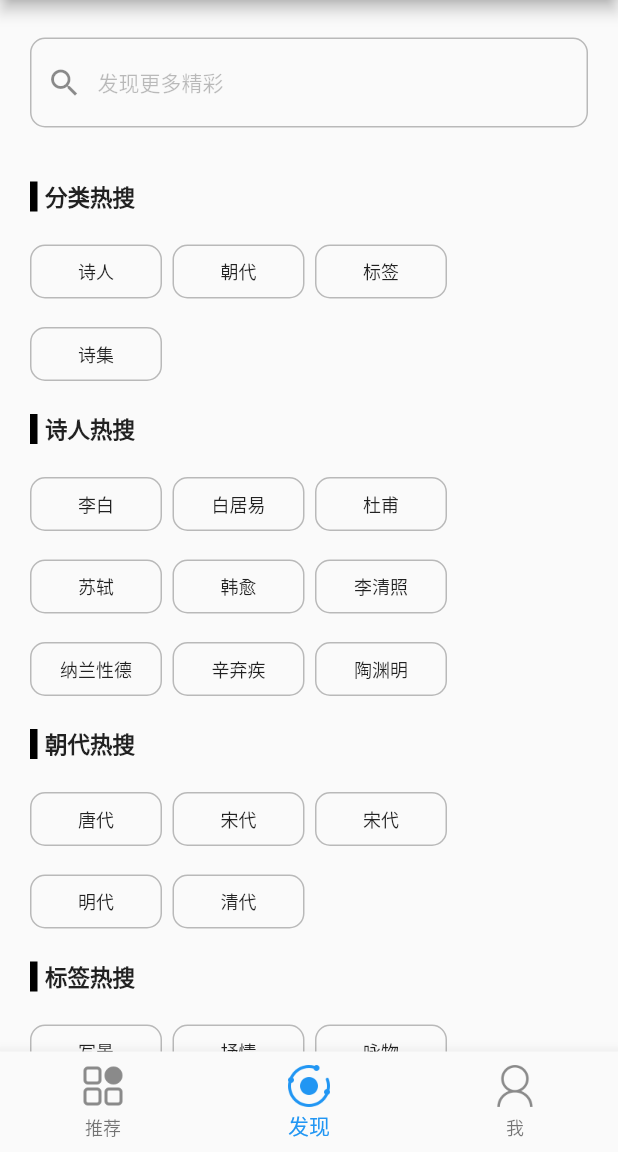
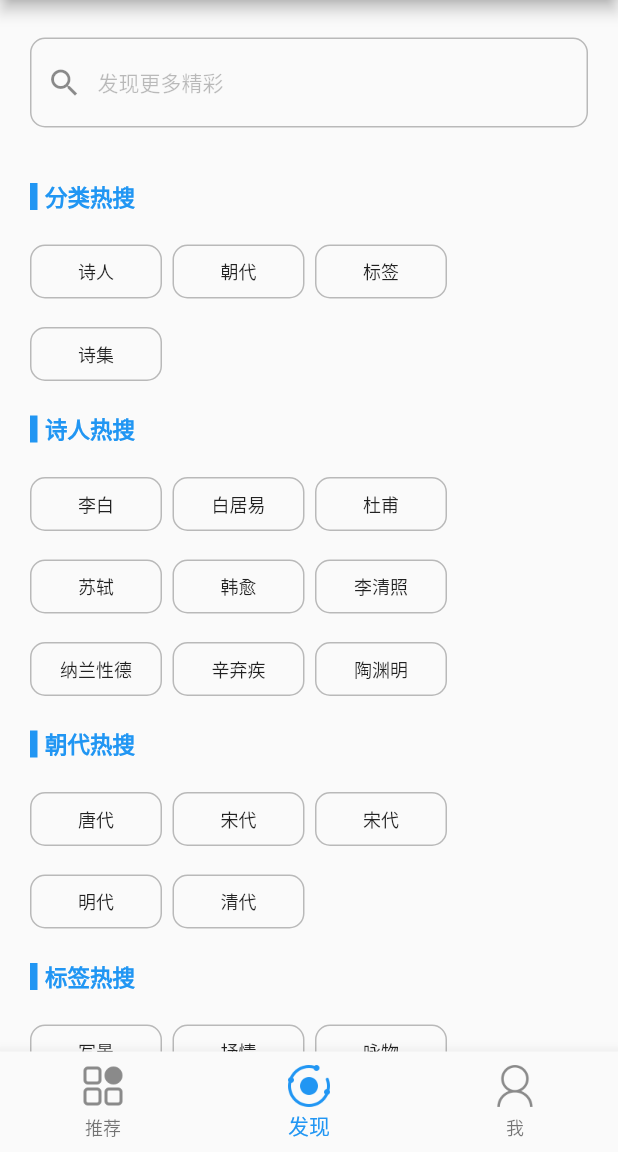
Before and after one commit to HC1058503505/wepoems_flutter, a Flutter app: the screen it shows after launch, item 2 of the bottom bar chosen, on a phone screen of 412 x 824 dp, the part 84-1236 px from its top. Run offline on Flutter 3.47's test engine with Material 2 defaults, Android fonts, the phone set to English and light mode, and no system bars; our stand-ins replace azlistview, cached_network_image, dio, flutter_html, fluttertoast, sqflite; missing offline and left inert: flustars; accounts and stored records are empty; network calls fail.

Commit message:
完善主题切换

```diff
--- a/lib/pages/detail/poem_detail.dart
+++ b/lib/pages/detail/poem_detail.dart
@@ -1,4 +1,5 @@
 import 'package:flutter/material.dart';
+import 'package:flutter/rendering.dart';
 import 'package:wepoems_flutter/models/poem_recommend.dart';
 import 'package:wepoems_flutter/tools/dio_manager.dart';
 import 'package:dio/dio.dart';
@@ -10,7 +11,9 @@ import 'package:wepoems_flutter/pages/detail/poem_author.dart';
 import 'dart:math' as math;
 import 'package:wepoems_flutter/pages/detail/poem_tag_page.dart';
 import 'package:fluttertoast/fluttertoast.dart';
-
+import 'dart:typed_data';
+import 'dart:ui';
+import 'dart:core';
 class PoemDetail extends StatefulWidget {
   PoemDetail({this.poemRecom});
   final PoemRecommend poemRecom;
@@ -33,6 +36,8 @@ class _PoemDetailState extends State<PoemDetail>
   PoemAnalyzeView _shangxisAnalyzeView;
   PoemAuthorView _authorView;
   bool _collectionEnable = true;
+  GlobalKey _rootWidgetKey = GlobalKey();
+  List<Uint8List> _images = List();
   @override
   void initState() {
     // TODO: implement initState
@@ -107,24 +112,30 @@ class _PoemDetailState extends State<PoemDetail>
     });
   }
 
+
+
+//  Future _capturePng() async {
+//    try {
+//      RenderRepaintBoundary boundary =
+//      _rootWidgetKey.currentContext.findRenderObject();
+//      var image = await boundary.toImage(pixelRatio: 3.0);
+//      ByteData byteData = await image.toByteData(format: ImageByteFormat.png);
+//      Uint8List pngBytes = byteData.buffer.asUint8List();
+//      _images.add(pngBytes);
+//      setState(() {});
+//      return pngBytes;
+//    } catch (e) {
+//      print(e);
+//    }
+//    return null;
+//  }
+
   @override
   Widget build(BuildContext context) {
-//    if (_detailModel == null){
-//      return MaterialApp(
-//        home: Scaffold(
-//          appBar: AppBar(
-//            leading: IconButton(
-//                icon: Icon(Icons.arrow_back_ios),
-//                onPressed: () {
-//                  Navigator.of(context).pop();
-//                }),
-//            actions: <Widget>[
-//            ],
-//          ),
-//        ),
-//      );
-//    }
-    return MaterialApp(
+
+    return RepaintBoundary(
+      child: MaterialApp(
+        key: _rootWidgetKey,
         theme: Theme.of(context),
         home: Scaffold(
           appBar: AppBar(
@@ -197,8 +208,15 @@ class _PoemDetailState extends State<PoemDetail>
                   }
                 },
               ),
-            IconButton(icon: Icon(Icons.share), onPressed: () {}),
-            IconButton(icon: Icon(Icons.more_horiz), onPressed: () {})
+//              IconButton(icon: Icon(Icons.share), onPressed: () {}),
+//              IconButton(icon: Icon(Icons.camera_alt), onPressed: () {
+//                _capturePng().then((value){
+//                  Fluttertoast.showToast(
+//                      msg: "截图成功",
+//                      toastLength: Toast.LENGTH_SHORT,
+//                      gravity: ToastGravity.CENTER);
+//                });
+//              })
             ],
           ),
           body: Offstage(
@@ -231,6 +249,7 @@ class _PoemDetailState extends State<PoemDetail>
                     ),
                   ),
                 ],
+              ),
             ),
           ),
         ),
--- a/lib/pages/find/find_page.dart
+++ b/lib/pages/find/find_page.dart
@@ -80,14 +80,14 @@ class _FindPageState extends State<FindPage> {
                             children: <Widget>[
                               Container(
                                 margin: EdgeInsets.only(right: 5),
-                                height: 20,
+                                height: 18,
                                 width: 5,
-                                color: Colors.black,
+                                color: Theme.of(context).primaryColor,
                               ),
                               Text(
                                 search.title,
                                 style: TextStyle(
-                                    fontWeight: FontWeight.bold, fontSize: 15),
+                                    fontWeight: FontWeight.bold, fontSize: 15, color: Theme.of(context).primaryColor),
                               )
                             ],
                           ),
--- a/lib/pages/me/mine_settings.dart
+++ b/lib/pages/me/mine_settings.dart
@@ -16,6 +16,7 @@ class _MineSettingsState extends State<MineSettings> {
   Widget build(BuildContext context) {
     return Scaffold(
       appBar: AppBar(
+        iconTheme: IconThemeData(color: Theme.of(context).indicatorColor),
         centerTitle: true,
         title: Text("设置"),
       ),
@@ -37,7 +38,7 @@ class _MineSettingsState extends State<MineSettings> {
                           : Colors.black38),
                   Padding(
                     padding: EdgeInsets.only(left: 10),
-                    child: Text("主题"),
+                    child: Text("主题", style: TextStyle(color: _isExpansionChanged ? Theme.of(context).primaryColor : Colors.black38, fontWeight: FontWeight.bold),),
                   )
                 ],
               ),
```
Also changed, not shown: 2 other files. Lines whose indentation alone changed are shown as unchanged.
